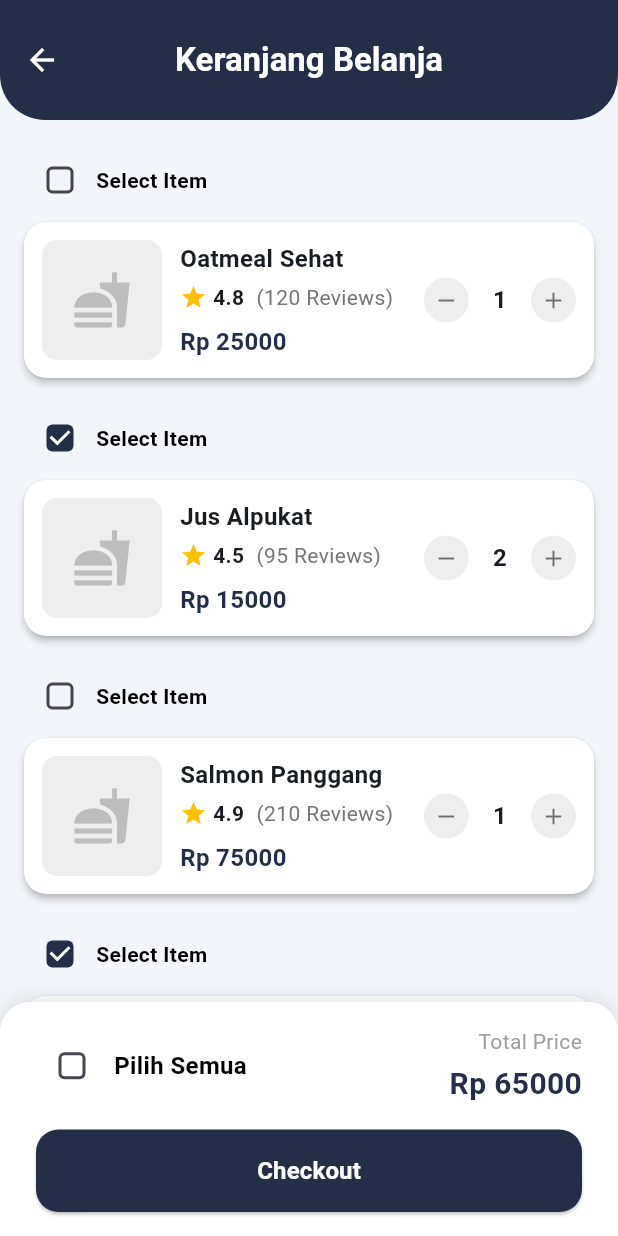
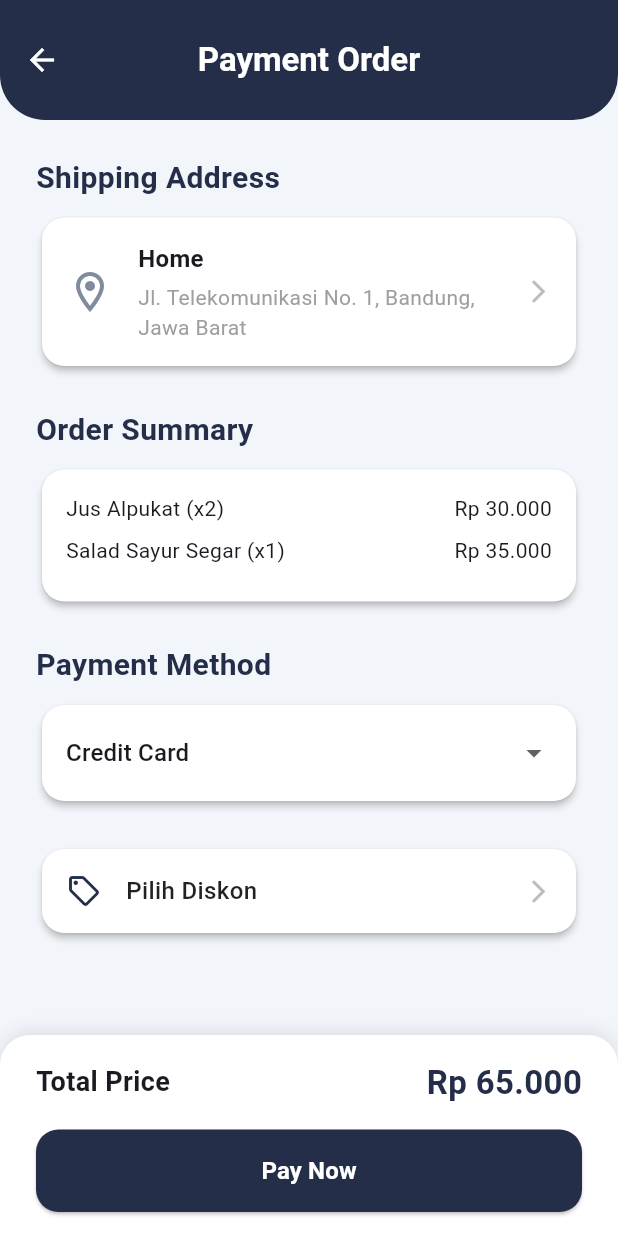
Before and after one commit to FarhanTZ/Skripsi-frontend, a Flutter app: the CartPage screen opened directly, after a tap on "Checkout", on a phone screen of 412 x 824 dp. Run offline on Flutter 3.47's test engine with Material 3 defaults, Android fonts, the phone set to English and light mode, and no system bars; our stand-ins replace curved_navigation_bar, fl_chart, flutter_svg, smooth_page_indicator.

Commit message:
Tampilan Payment Order

```diff
--- a/lib/features/presentation/screens/cart_page.dart
+++ b/lib/features/presentation/screens/cart_page.dart
@@ -1,5 +1,6 @@
 import 'package:flutter/material.dart';
 import 'package:glupulse/app/theme/app_theme.dart';
+import 'package:glupulse/features/presentation/screens/payment_order_page.dart';
 
 class CartPage extends StatefulWidget {
   const CartPage({super.key});
@@ -332,7 +333,19 @@ class _CartPageState extends State<CartPage> {
           const SizedBox(height: 16),
           ElevatedButton(
             onPressed: () {
-              // TODO: Implementasi logika checkout
+              // Ambil item yang dipilih
+              final selectedItems = _cartItems.where((item) => item['isSelected']).toList();
+
+              if (selectedItems.isNotEmpty) {
+                Navigator.of(context).push(MaterialPageRoute(
+                  builder: (context) => PaymentOrderPage(
+                    orderItems: selectedItems,
+                    totalPrice: _totalPrice,
+                  ),
+                ));
+              } else {
+                ScaffoldMessenger.of(context).showSnackBar(const SnackBar(content: Text('Pilih item terlebih dahulu untuk checkout.')));
+              }
             },
             style: ElevatedButton.styleFrom(
               backgroundColor: Theme.of(context).colorScheme.primary,
--- /dev/null
+++ b/lib/features/presentation/screens/payment_order_page.dart
@@ -0,0 +1,516 @@
+import 'package:flutter/material.dart';
+import 'package:glupulse/app/theme/app_theme.dart';
+import 'package:intl/intl.dart';
+
+class PaymentOrderPage extends StatefulWidget {
+  final List<Map<String, dynamic>> orderItems;
+  final double totalPrice;
+
+  const PaymentOrderPage({
+    super.key,
+    required this.orderItems,
+    required this.totalPrice,
+  });
+
+  @override
+  State<PaymentOrderPage> createState() => _PaymentOrderPageState();
+}
+
+class _PaymentOrderPageState extends State<PaymentOrderPage> {
+  String? _selectedPaymentMethod = 'Credit Card'; // Metode pembayaran default
+  double _discountAmount = 0.0;
+  String _appliedDiscountCode = '';
+
+  // Data dummy untuk pilihan diskon
+  final List<Map<String, dynamic>> _availableDiscounts = [
+    {
+      'code': 'HEMAT10',
+      'title': 'Diskon 10%',
+      'description': 'Dapatkan potongan 10% untuk semua item.',
+      'value': 0.10,
+      'type': 'percentage',
+    },
+    {
+      'code': 'POTONGAN5K',
+      'title': 'Potongan Rp 5.000',
+      'description': 'Dapatkan potongan harga langsung sebesar Rp 5.000.',
+      'value': 5000.0,
+      'type': 'fixed',
+    },
+  ];
+
+
+  // Formatter untuk mata uang
+  final currencyFormatter = NumberFormat.currency(locale: 'id_ID', symbol: 'Rp ', decimalDigits: 0);
+
+  double get _finalTotal => widget.totalPrice - _discountAmount;
+
+  @override
+  void dispose() {
+    super.dispose();
+  }
+
+  @override
+  Widget build(BuildContext context) {
+    return Scaffold(
+      backgroundColor: const Color(0xFFF2F5F9),
+      appBar: AppBar(
+        toolbarHeight: 80,
+        shape: const RoundedRectangleBorder(
+          borderRadius: BorderRadius.vertical(
+            bottom: Radius.circular(30),
+          ),
+        ),
+        title: const Text(
+          'Payment Order',
+          style: TextStyle(
+            color: Colors.white,
+            fontSize: 22,
+            fontWeight: FontWeight.bold,
+          ),
+        ),
+        backgroundColor: Theme.of(context).colorScheme.primary,
+        iconTheme: const IconThemeData(color: Colors.white),
+      ),
+      body: SingleChildScrollView(
+        padding: const EdgeInsets.all(24.0),
+        child: Column(
+          crossAxisAlignment: CrossAxisAlignment.start,
+          children: [
+            _buildSectionTitle('Shipping Address'),
+            const SizedBox(height: 8),
+            _buildAddressCard(),
+            const SizedBox(height: 24),
+            _buildSectionTitle('Order Summary'),
+            const SizedBox(height: 8),
+            _buildOrderSummaryCard(),
+            const SizedBox(height: 24),
+            _buildSectionTitle('Payment Method'),
+            const SizedBox(height: 8),
+            _buildPaymentMethodCard(),
+            const SizedBox(height: 24),
+            _buildDiscountSection(),
+          ],
+        ),
+      ),
+      bottomNavigationBar: _buildPayNowBar(),
+    );
+  }
+
+  Widget _buildSectionTitle(String title) {
+    return Text(
+      title,
+      style: TextStyle(
+        fontSize: 20,
+        fontWeight: FontWeight.bold,
+        color: Theme.of(context).colorScheme.primary,
+      ),
+    );
+  }
+
+  Widget _buildAddressCard() {
+    return Card(
+      elevation: 2,
+      color: Colors.white,
+      shape: RoundedRectangleBorder(borderRadius: BorderRadius.circular(15)),
+      child: Padding(
+        padding: const EdgeInsets.all(16.0),
+        child: Row(
+          children: [
+            const Icon(Icons.location_on_outlined, color: AppTheme.inputLabelColor, size: 32),
+            const SizedBox(width: 16),
+            const Expanded(
+              child: Column(
+                crossAxisAlignment: CrossAxisAlignment.start,
+                children: [
+                  Text(
+                    'Home',
+                    style: TextStyle(fontWeight: FontWeight.bold, fontSize: 16),
+                  ),
+                  SizedBox(height: 4),
+                  Text(
+                    'Jl. Telekomunikasi No. 1, Bandung, Jawa Barat',
+                    style: TextStyle(color: Colors.grey, fontSize: 14),
+                  ),
+                ],
+              ),
+            ),
+            const SizedBox(width: 8),
+            Icon(Icons.arrow_forward_ios, color: Colors.grey.shade400, size: 18),
+          ],
+        ),
+      ),
+    );
+  }
+
+  Widget _buildOrderSummaryCard() {
+    return Card(
+      elevation: 2,
+      color: Colors.white,
+      shape: RoundedRectangleBorder(borderRadius: BorderRadius.circular(15)),
+      child: Padding(
+        padding: const EdgeInsets.all(16.0),
+        child: Column(
+          children: widget.orderItems.map((item) {
+            return Padding(
+              padding: const EdgeInsets.only(bottom: 8.0),
+              child: Row(
+                mainAxisAlignment: MainAxisAlignment.spaceBetween,
+                children: [
+                  Expanded(child: Text('${item['name']} (x${item['quantity']})')),
+                  Text(currencyFormatter.format(item['price'] * item['quantity'])),
+                ],
+              ),
+            );
+          }).toList(),
+        ),
+      ),
+    );
+  }
+
+  void _applyDiscount(Map<String, dynamic> discount) {
+    setState(() {
+      final type = discount['type'];
+      if (type == 'percentage') {
+        _discountAmount = widget.totalPrice * (discount['value'] as double);
+      } else if (type == 'fixed') {
+        _discountAmount = discount['value'] as double;
+      }
+      _appliedDiscountCode = discount['code'] as String;
+    });
+
+    // Tutup bottom sheet dulu, baru tampilkan dialog
+    Navigator.of(context).pop();
+    _showModernDialog(
+        context: context,
+        message: 'Diskon "${discount['title']}" berhasil diterapkan!',
+        type: SnackBarType.success);
+  }
+
+  void _removeDiscount() {
+    setState(() {
+      _discountAmount = 0.0;
+      _appliedDiscountCode = '';
+    });
+    // Tutup bottom sheet dulu, baru tampilkan dialog
+    Navigator.of(context).pop();
+    _showModernDialog(
+        context: context,
+        message: 'Diskon berhasil dihapus.',
+        type: SnackBarType.warning);
+  }
+
+  Future<void> _showDiscountSelectionSheet() async {
+    await showModalBottomSheet<void>(
+      context: context,
+      shape: const RoundedRectangleBorder(
+        borderRadius: BorderRadius.vertical(top: Radius.circular(20)),
+      ),
+      builder: (context) {
+        return Padding(
+          padding: const EdgeInsets.all(24.0),
+          child: Column(
+            mainAxisSize: MainAxisSize.min,
+            crossAxisAlignment: CrossAxisAlignment.stretch,
+            children: [
+              Text(
+                'Pilih Diskon',
+                textAlign: TextAlign.center,
+                style: TextStyle(
+                  fontSize: 20,
+                  fontWeight: FontWeight.bold,
+                  color: Theme.of(context).colorScheme.primary,
+                ),
+              ),
+              const SizedBox(height: 16),
+              ..._availableDiscounts.map((discount) {
+                bool isSelected = _appliedDiscountCode == discount['code'];
+                return Card(
+                  elevation: 1,
+                  color: isSelected ? Theme.of(context).colorScheme.primary.withOpacity(0.1) : Colors.white,
+                  shape: RoundedRectangleBorder(
+                    borderRadius: BorderRadius.circular(10),
+                    side: BorderSide(
+                      color: isSelected ? Theme.of(context).colorScheme.primary : Colors.grey.shade300,
+                    ),
+                  ),
+                  child: ListTile(
+                    title: Text(discount['title'] as String, style: const TextStyle(fontWeight: FontWeight.bold)),
+                    subtitle: Text(discount['description'] as String),
+                    onTap: () => _applyDiscount(discount),
+                    trailing: isSelected ? Icon(Icons.check_circle, color: Theme.of(context).colorScheme.primary) : null,
+                  ),
+                );
+              }).toList(),
+              if (_appliedDiscountCode.isNotEmpty) ...[
+                const SizedBox(height: 16),
+                TextButton.icon(
+                  onPressed: _removeDiscount,
+                  icon: const Icon(Icons.close, color: Colors.red),
+                  label: const Text('Hapus Diskon', style: TextStyle(color: Colors.red)),
+                ),
+              ],
+              const SizedBox(height: 16),
+            ],
+          ),
+        );
+      },
+    );
+  }
+
+  Widget _buildDiscountSection() {
+    return InkWell(
+      onTap: _showDiscountSelectionSheet,
+      borderRadius: BorderRadius.circular(15),
+      child: Card(
+        elevation: 2,
+        color: Colors.white,
+        shape: RoundedRectangleBorder(borderRadius: BorderRadius.circular(15)),
+        child: Padding(
+          padding: const EdgeInsets.all(16.0),
+          child: Row(
+            children: [
+              Icon(Icons.local_offer_outlined, color: Theme.of(context).colorScheme.primary),
+              const SizedBox(width: 16),
+              Expanded(
+                child: Text(
+                  _appliedDiscountCode.isEmpty ? 'Pilih Diskon' : 'Diskon Diterapkan: $_appliedDiscountCode',
+                  style: TextStyle(fontSize: 16, fontWeight: FontWeight.w500, color: _appliedDiscountCode.isEmpty ? Colors.black87 : Colors.green),
+                ),
+              ),
+              Icon(Icons.arrow_forward_ios, color: Colors.grey.shade400, size: 18),
+            ],
+          ),
+        ),
+      ),
+    );
+  }
+
+  Widget _buildPaymentMethodCard() {
+    return Card(
+      elevation: 2,
+      color: Colors.white,
+      shape: RoundedRectangleBorder(borderRadius: BorderRadius.circular(15)),
+      child: Padding(
+        padding: const EdgeInsets.symmetric(vertical: 8.0, horizontal: 16.0),
+        child: DropdownButtonHideUnderline(
+          child: DropdownButton<String>(
+            value: _selectedPaymentMethod,
+            isExpanded: true,
+            icon: const Icon(Icons.arrow_drop_down),
+            items: <String>['Credit Card', 'Bank Transfer', 'E-Wallet']
+                .map<DropdownMenuItem<String>>((String value) {
+              return DropdownMenuItem<String>(
+                value: value,
+                child: Text(value),
+              );
+            }).toList(),
+            onChanged: (String? newValue) {
+              setState(() {
+                _selectedPaymentMethod = newValue;
+              });
+            },
+          ),
+        ),
+      ),
+    );
+  }
+
+  Widget _buildPayNowBar() {
+    return Container(
+      padding: EdgeInsets.only(
+        top: 16,
+        left: 24,
+        right: 24,
+        bottom: 16 + MediaQuery.of(context).padding.bottom,
+      ),
+      decoration: BoxDecoration(
+        color: Colors.white,
+        boxShadow: [
+          BoxShadow(
+            color: Colors.black.withOpacity(0.1),
+            blurRadius: 10,
+            offset: const Offset(0, -2),
+          ),
+        ],
+        borderRadius: const BorderRadius.vertical(top: Radius.circular(20)),
+      ),
+      child: Column(
+        mainAxisSize: MainAxisSize.min,
+        children: [
+          if (_discountAmount > 0) ...[
+            _buildPriceRow('Subtotal', currencyFormatter.format(widget.totalPrice)),
+            const SizedBox(height: 8),
+            _buildPriceRow('Diskon ($_appliedDiscountCode)', '- ${currencyFormatter.format(_discountAmount)}', isDiscount: true),
+            const Divider(height: 24),
+          ],
+          Row(
+            mainAxisAlignment: MainAxisAlignment.spaceBetween,
+            children: [
+              const Text(
+                'Total Price',
+                style: TextStyle(fontSize: 18, fontWeight: FontWeight.bold),
+              ),
+              Text(
+                currencyFormatter.format(_finalTotal),
+                style: TextStyle(
+                  color: Theme.of(context).colorScheme.primary,
+                  fontSize: 22,
+                  fontWeight: FontWeight.bold,
+                ),
+              ),
+            ],
+          ),
+          const SizedBox(height: 16),
+          ElevatedButton(
+            onPressed: () {
+              // TODO: Implementasi logika pembayaran
+              _showModernDialog(
+                  context: context,
+                  message: 'Memproses pembayaran...',
+                  type: SnackBarType.info);
+            },
+            style: ElevatedButton.styleFrom(
+              backgroundColor: Theme.of(context).colorScheme.primary,
+              foregroundColor: Colors.white,
+              minimumSize: const Size(double.infinity, 55),
+              shape: RoundedRectangleBorder(borderRadius: BorderRadius.circular(15)),
+            ),
+            child: const Text('Pay Now', style: TextStyle(fontSize: 16, fontWeight: FontWeight.bold)),
+          ),
+        ],
+      ),
+    );
+  }
+
+  Widget _buildPriceRow(String label, String amount, {bool isDiscount = false}) {
+    return Row(
+      mainAxisAlignment: MainAxisAlignment.spaceBetween,
+      children: [
+        Text(
+          label,
+          style: const TextStyle(color: Colors.grey, fontSize: 16),
+        ),
+        Text(
+          amount,
+          style: TextStyle(color: isDiscount ? Colors.green : Colors.black87, fontSize: 16, fontWeight: FontWeight.w500),
+        ),
+      ],
+    );
+  }
+}
+
+// Enum untuk tipe SnackBar
+enum SnackBarType { success, warning, error, info }
+
+// Fungsi helper untuk menampilkan Dialog modern
+void _showModernDialog({
+  required BuildContext context,
+  required String message,
+  required SnackBarType type,
+}) {
+  showDialog(
+    context: context,
+    builder: (BuildContext dialogContext) {
+      return Dialog(
+        shape: RoundedRectangleBorder(
+          borderRadius: BorderRadius.circular(20.0),
+        ),
+        elevation: 0,
+        backgroundColor: Colors.transparent,
+        child: _buildDialogContent(dialogContext, message, type),
+      );
+    },
+  );
+}
+
+// Widget untuk membangun konten dialog kustom
+Widget _buildDialogContent(BuildContext dialogContext, String message, SnackBarType type) {
+  Color iconBackgroundColor;
+  IconData iconData;
+  String title;
+
+  switch (type) {
+    case SnackBarType.success:
+      iconBackgroundColor = const Color(0xFF4CAF50); // Hijau
+      iconData = Icons.check;
+      title = 'Success!';
+      break;
+    case SnackBarType.warning:
+      iconBackgroundColor = Colors.orange;
+      iconData = Icons.warning_amber_rounded;
+      title = 'Warning';
+      break;
+    case SnackBarType.error:
+      iconBackgroundColor = Colors.red;
+      iconData = Icons.error_outline;
+      title = 'Error';
+      break;
+    case SnackBarType.info:
+      iconBackgroundColor = Colors.blue;
+      iconData = Icons.info_outline;
+      title = 'Information';
+      break;
+  }
+
+  return Stack(
+    clipBehavior: Clip.none,
+    children: <Widget>[
+      // Konten utama dialog
+      Container(
+        padding: const EdgeInsets.only(
+          left: 20,
+          top: 65, // Memberi ruang untuk ikon di atas
+          right: 20,
+          bottom: 20,
+        ),
+        margin: const EdgeInsets.only(top: 45),
+        decoration: BoxDecoration(
+          shape: BoxShape.rectangle,
+          color: Colors.white,
+          borderRadius: BorderRadius.circular(20),
+          boxShadow: const [
+            BoxShadow(color: Colors.black26, blurRadius: 10.0, offset: Offset(0.0, 10.0)),
+          ],
+        ),
+        child: Column(
+          mainAxisSize: MainAxisSize.min, // Membuat dialog menjadi sepadat kontennya
+          children: <Widget>[
+            Text(
+              title,
+              style: const TextStyle(fontSize: 24.0, fontWeight: FontWeight.bold),
+            ),
+            const SizedBox(height: 16.0),
+            Text(
+              message,
+              textAlign: TextAlign.center,
+              style: const TextStyle(fontSize: 16.0, color: Colors.black54),
+            ),
+            const SizedBox(height: 24.0),
+            ElevatedButton(
+              onPressed: () {
+                Navigator.of(dialogContext).pop(); // Tutup dialog
+              },
+              style: ElevatedButton.styleFrom(
+                backgroundColor: Theme.of(dialogContext).colorScheme.primary,
+                foregroundColor: Colors.white,
+                shape: RoundedRectangleBorder(borderRadius: BorderRadius.circular(10.0)),
+              ),
+              child: const Text('OK'),
+            ),
+          ],
+        ),
+      ),
+      // Ikon di atas dialog
+      Positioned(
+        left: 20,
+        right: 20,
+        child: CircleAvatar(
+          backgroundColor: iconBackgroundColor,
+          radius: 45,
+          child: Icon(iconData, color: Colors.white, size: 50),
+        ),
+      ),
+    ],
+  );
+}
```
